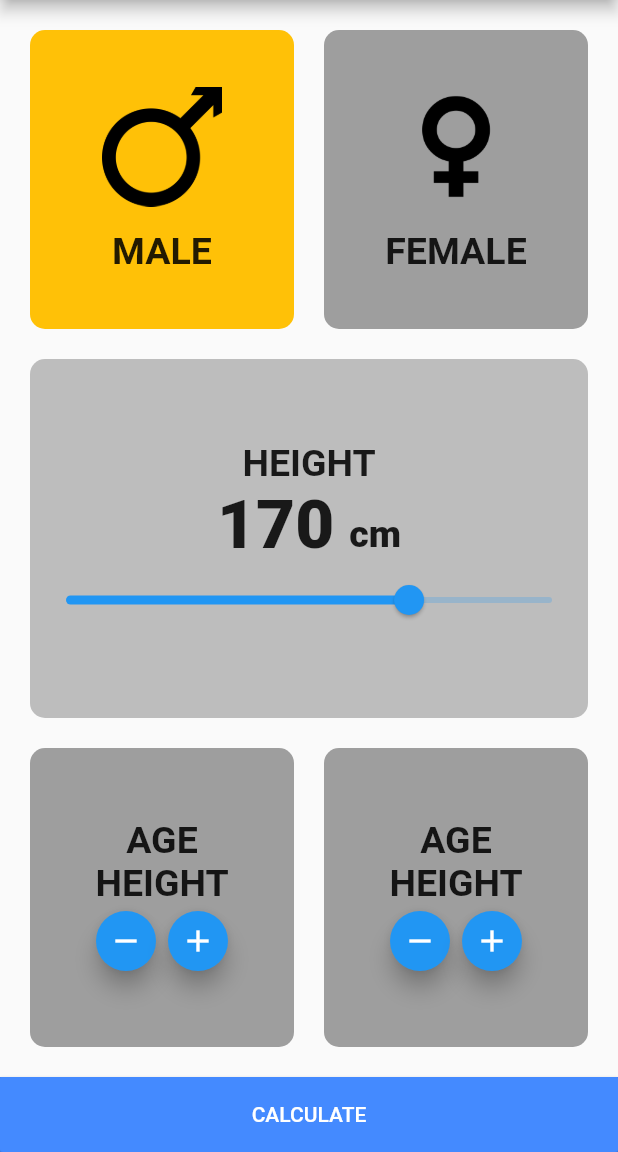
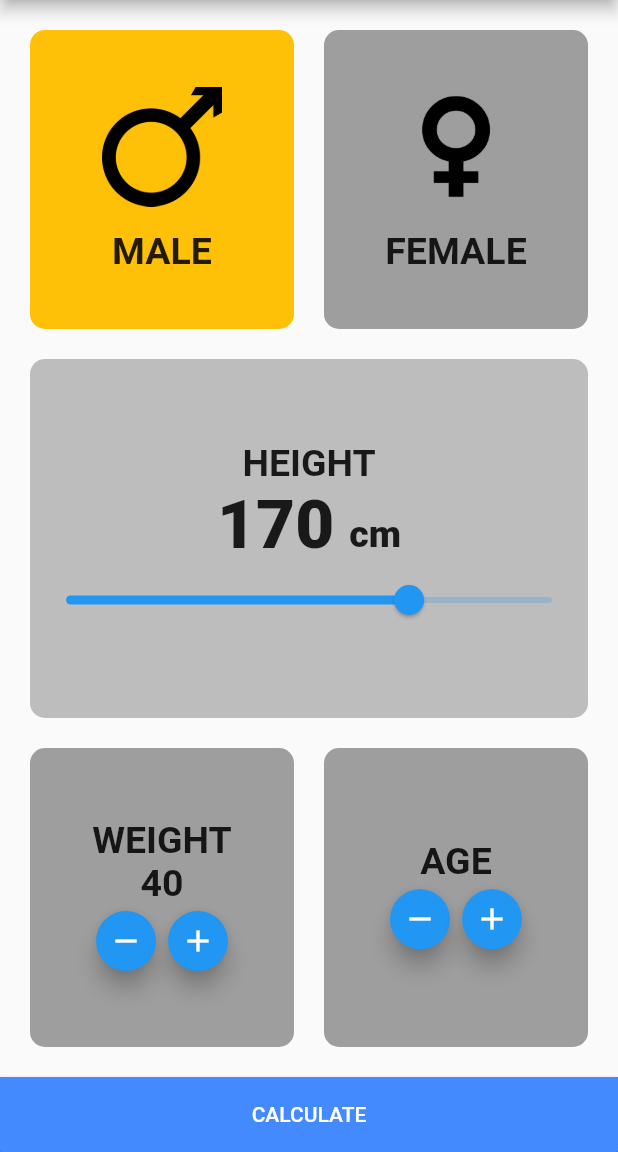
Before and after one commit to Devsaci/bmi_calculator_mansour, a Flutter app: the screen it shows after launch, on a phone screen of 412 x 824 dp, the part 84-1236 px from its top. Run offline on Flutter 3.47's test engine with Material 2 defaults, Android fonts, the phone set to English and light mode, and no system bars.

Commit message:
weight.round()

```diff
--- a/lib/bmi_screen.dart
+++ b/lib/bmi_screen.dart
@@ -17,6 +17,7 @@ class BmiScreen extends StatefulWidget {
 class _BmiScreenState extends State<BmiScreen> {
   bool isMale = true;
   double height = 170;
+  double weight = 40;
 
   // Color _color = Colors.grey;
 
@@ -170,12 +171,12 @@ class _BmiScreenState extends State<BmiScreen> {
                         mainAxisAlignment: MainAxisAlignment.center,
                         children: [
                           Text(
-                            'AGE',
+                            'WEIGHT',
                             style: TextStyle(
                                 fontSize: 25, fontWeight: FontWeight.bold),
                           ),
                           Text(
-                            'HEIGHT',
+                            '${weight.round()}',
                             style: TextStyle(
                                 fontSize: 25, fontWeight: FontWeight.bold),
                           ),
@@ -183,12 +184,20 @@ class _BmiScreenState extends State<BmiScreen> {
                             mainAxisAlignment: MainAxisAlignment.center,
                             children: [
                               FloatingActionButton(
-                                onPressed: () {},
+                                onPressed: () {
+                                  setState(() {
+                                    weight--;
+                                  });
+                                },
                                 child: Icon(Icons.remove),
                                 mini: true,
                               ),
                               FloatingActionButton(
-                                onPressed: () {},
+                                onPressed: () {
+                                  setState(() {
+                                    weight++;
+                                  });
+                                },
                                 child: Icon(Icons.add),
                                 mini: true,
                               ),
@@ -212,11 +221,6 @@ class _BmiScreenState extends State<BmiScreen> {
                         children: [
                           Text(
                             'AGE',
-                            style: TextStyle(
-                                fontSize: 25, fontWeight: FontWeight.bold),
-                          ),
-                          Text(
-                            'HEIGHT',
                             style: TextStyle(
                                 fontSize: 25, fontWeight: FontWeight.bold),
                           ),
```
